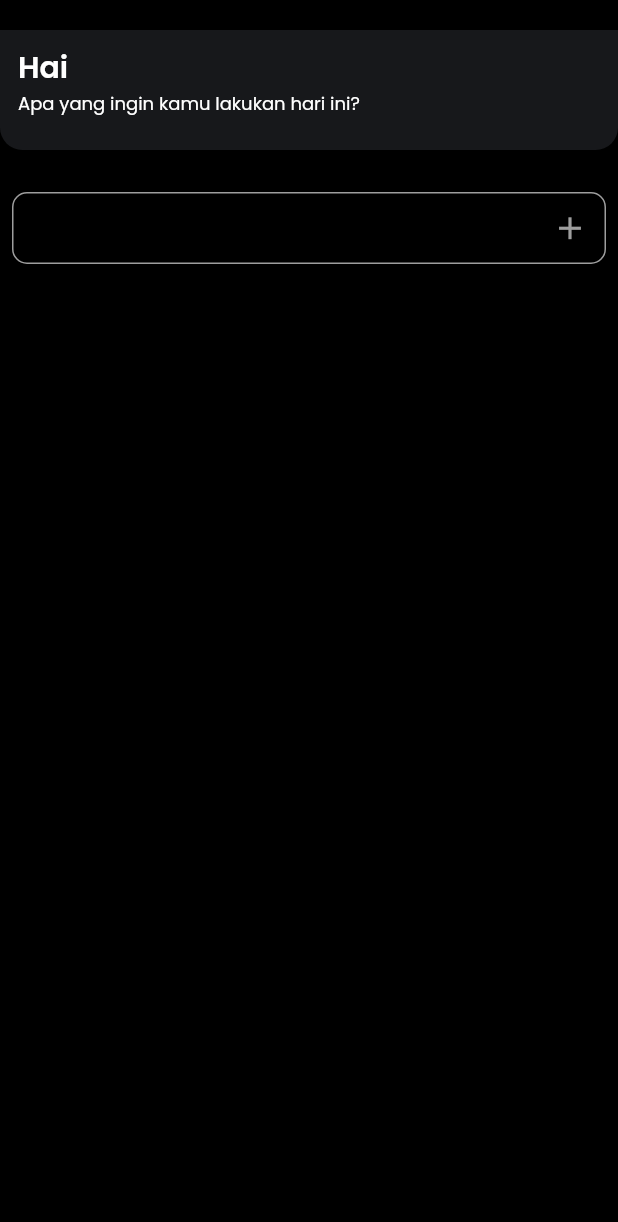
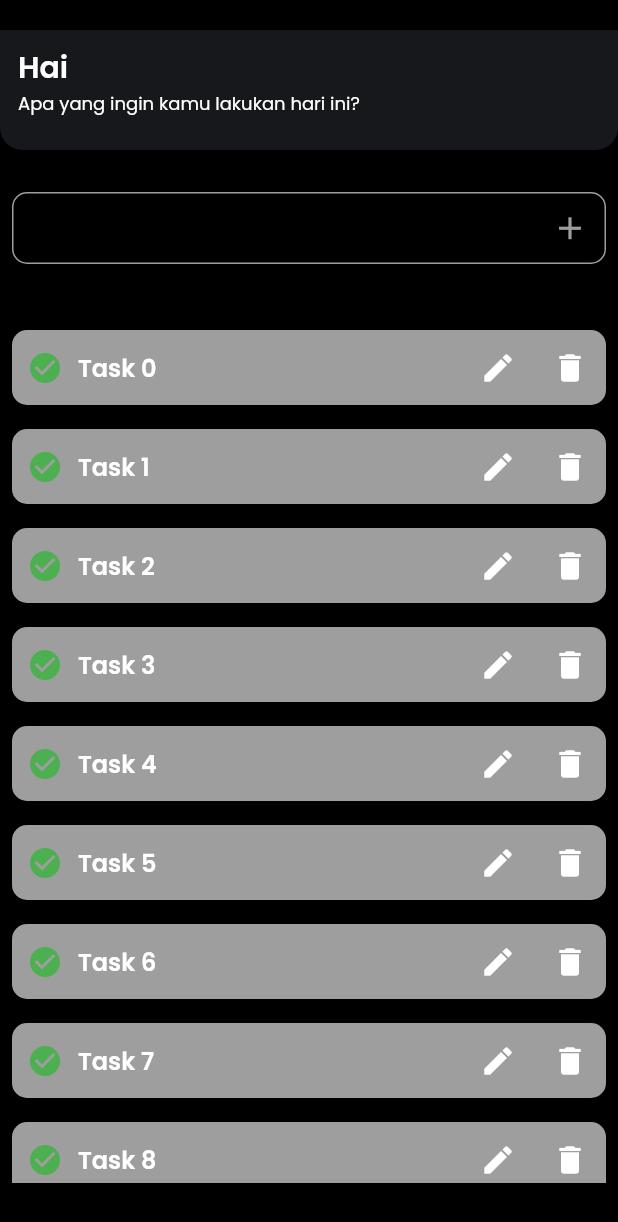
Before and after one commit to aswadwk/flutter-todo-app, a Flutter app: the TodoPage screen opened directly, on a phone screen of 412 x 824 dp. Shown: the top 1222 px of the screen. Run offline on Flutter 3.47's test engine with Material 2 defaults, Android fonts, the phone set to English and light mode, and no system bars; our stand-ins replace currency_text_input_formatter, dropdown_button2, flutter_smart_dialog, google_fonts, rflutter_alert, shimmer.

Commit message:
Refactor todo page

```diff
--- a/lib/common/result_state.dart
+++ /dev/null
@@ -1 +0,0 @@
-enum ResultState { loading, noData, hasData, error }
--- a/lib/features/todo/todo.dart
+++ b/lib/features/todo/todo.dart
@@ -64,6 +64,61 @@ class _TodoPageState extends State<TodoPage> {
                   ],
                 ),
               ),
+              const SizedBox(height: 20),
+              // listTask(),
+              Container(
+                height: MediaQuery.of(context).size.height * 0.7,
+                child: ListView.builder(
+                  itemCount: 105,
+                  itemBuilder: (context, index) {
+                    return Padding(
+                      padding: const EdgeInsets.all(8.0),
+                      child: Container(
+                        height: 50,
+                        width: double.infinity,
+                        decoration: BoxDecoration(
+                          color: Colors.grey,
+                          borderRadius: BorderRadius.circular(10),
+                        ),
+                        child: Row(
+                          children: [
+                            const SizedBox(width: 10),
+                            const Icon(
+                              Icons.check_circle,
+                              color: Colors.green,
+                            ),
+                            const SizedBox(width: 10),
+                            Text(
+                              'Task $index',
+                              style: GoogleFonts.poppins(
+                                color: Colors.white,
+                                fontSize: 16,
+                                fontWeight: FontWeight.w600,
+                              ),
+                            ),
+                            // action edit and delete
+                            const Spacer(),
+                            IconButton(
+                              onPressed: () {},
+                              icon: const Icon(
+                                Icons.edit,
+                                color: Colors.white,
+                              ),
+                            ),
+                            IconButton(
+                              onPressed: () {},
+                              icon: const Icon(
+                                Icons.delete,
+                                color: Colors.white,
+                              ),
+                            ),
+                          ],
+                        ),
+                      ),
+                    );
+                  },
+                ),
+              ),
             ],
           ),
         ),
```
Also changed, not shown: lib/common/navigation.dart (deleted, +0 -21 lines).
